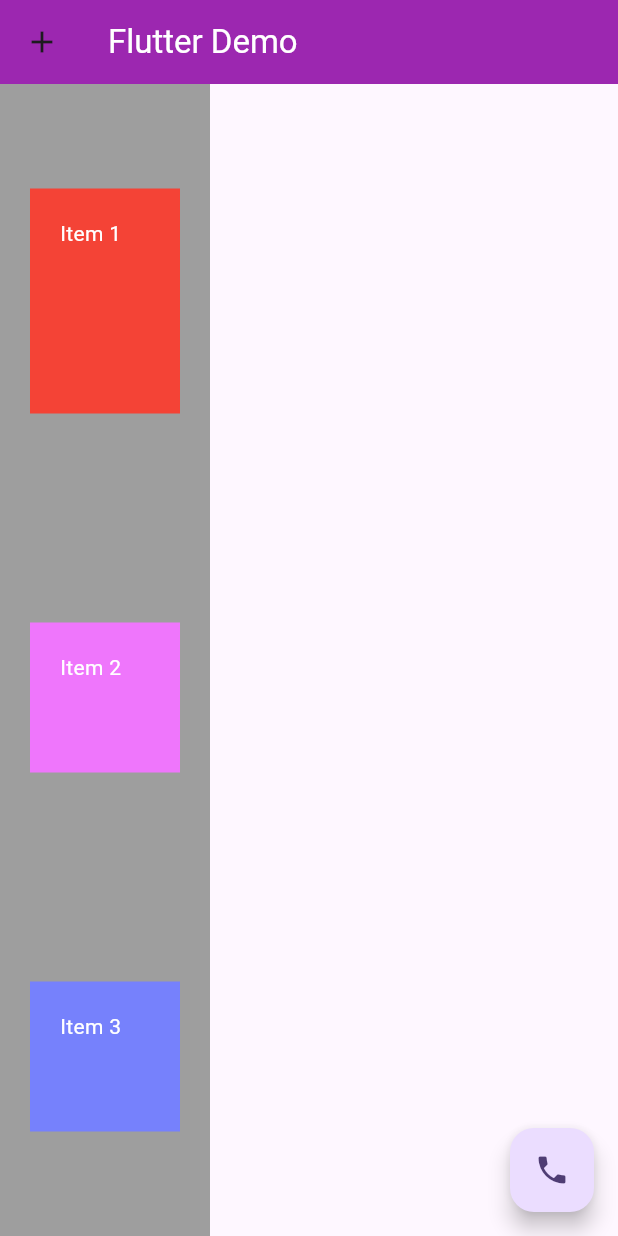
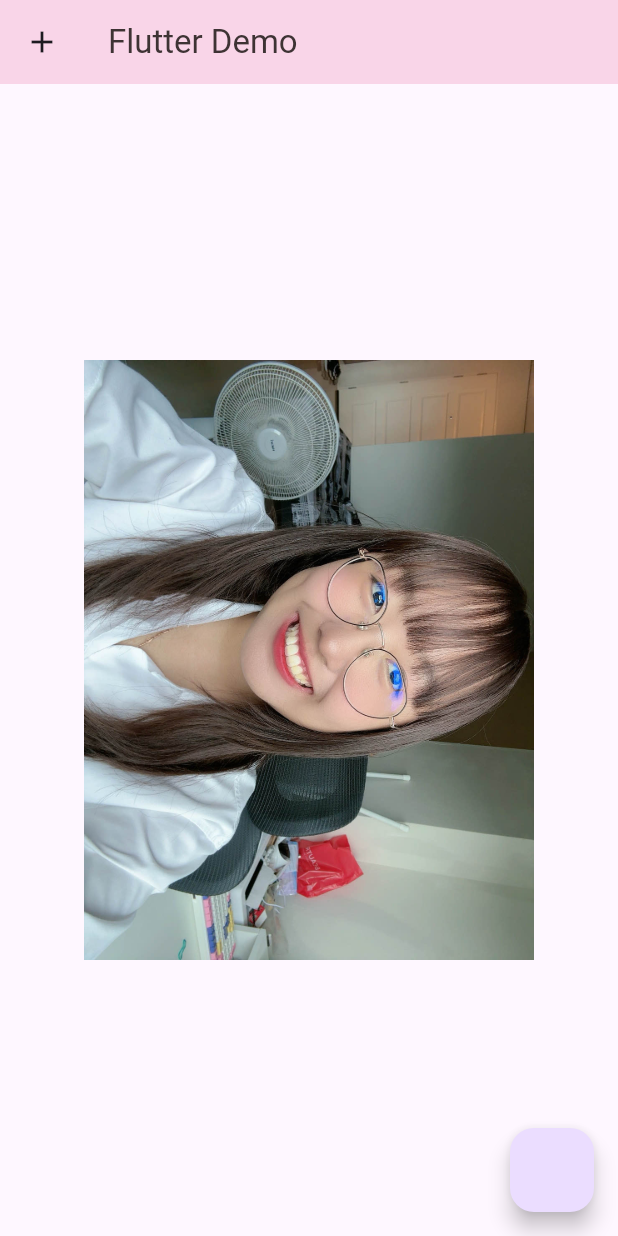
Before and after one commit to pparnfaa/my_firstapp, a Flutter app: the screen it shows after launch, on a phone screen of 412 x 824 dp. Run offline on Flutter 3.47's test engine with Material 3 defaults, Android fonts, the phone set to English and light mode, and no system bars.

Commit message:
assets picture

```diff
--- a/lib/main.dart
+++ b/lib/main.dart
@@ -20,72 +20,28 @@ class MyApp extends StatelessWidget {
         ),
         home: Scaffold(
           appBar: AppBar(
-            title: Text(
-              'Flutter Demo',
-              style: TextStyle(color: Colors.white),
-            ),
+            title:
+                const Text('Flutter Demo',
+                style: TextStyle(color: Color.fromARGB(255, 62, 51, 52))),
             leading: const Icon(Icons.add),
-            backgroundColor: Colors.purple,
+            backgroundColor: const Color.fromARGB(255, 249, 213, 232),
           ),
-          body: Container(
-            color: Colors.grey,
-            child: Column(
-              mainAxisAlignment: MainAxisAlignment.spaceAround,
-              crossAxisAlignment: CrossAxisAlignment.start,
-              mainAxisSize: MainAxisSize.max,
-              children :[Container(
-                height: 150,
-                width: 100,
-                color: Colors.red,
-                padding: const EdgeInsets.all(20),
-                margin: const EdgeInsets.all(20),
-                child: const Text(
-                  "Item 1",
-                  style: TextStyle(color: Colors.white),
-                ),
-              ),
-              Container(
-                height: 100,
-                width: 100,
-                color: const Color.fromARGB(255, 239, 118, 252),
-                padding: const EdgeInsets.all(20),
-                margin: const EdgeInsets.all(20),
-                child: const Text(
-                  "Item 2",
-                  style: TextStyle(color: Colors.white),
-                ),
-              ),
-              Container(
-                height: 100,
-                width: 100,
-                color: const Color.fromARGB(255, 118, 129, 252),
-                padding: const EdgeInsets.all(20),
-                margin: const EdgeInsets.all(20),
-                child: const Text(
-                  "Item 3",
-                  style: TextStyle(color: Colors.white),
-                ),
-
-              ),]
-
+          body: Center(
+            // child : Image.network('https://encrypted-tbn3.gstatic.com/images?q=tbn:ANd9GcSaXYTlyWcEBs-yQ_ll_j43p-ySqRizPFM0Q_nb1UNF-MZJEwFnXthK4HGv9fIuvUcNVKFZ2bzH1ESf-BPLBzE6B5IasTeJHxaf-lXkdw'),
+           child: Image.asset(
+            'assets/IMG_2477.jpg',
+            width: 300,
+           ),
+           // child: ElevatedButton(
+            //   onPressed: () {
+            //     print("Pressed");
+            //   },
+            //  child: Text("Press Me")
+            //  ),
           ),
-
-          ),
-              // Container(
-              //   height: 100,
-              //   width: 100,
-              //   color: Colors.orange,
-              //   padding: const EdgeInsets.all(20),
-              //   margin: const EdgeInsets.all(20),
-              //   child: const Text('Hello'),
-          floatingActionButton: FloatingActionButton(
-            onPressed: () {
+          floatingActionButton : FloatingActionButton(onPressed: (){
               print("Hello");
-            },
-            child: const Icon(Icons.phone),
-          ),
-
-
+             })
         ));
   }
 }
--- a/pubspec.yaml
+++ b/pubspec.yaml
@@ -59,7 +59,8 @@ flutter:
   uses-material-design: true
 
   # To add assets to your application, add an assets section, like this:
-  # assets:
+  assets:
+   - assets/
   #   - images/a_dot_burr.jpeg
   #   - images/a_dot_ham.jpeg
 
```
Also changed, not shown: assets/IMG_2477.jpg (added).
